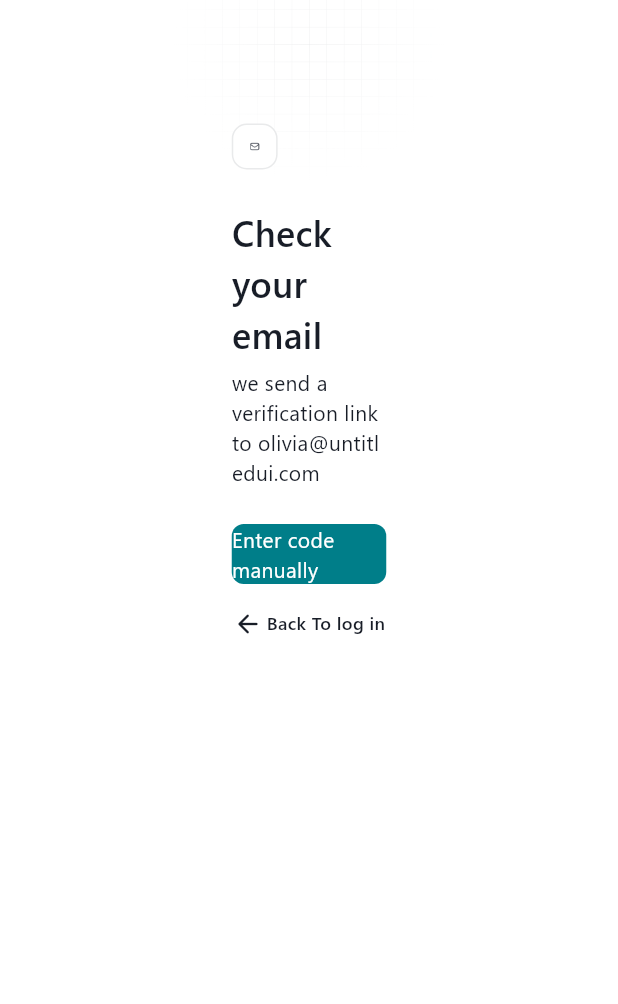
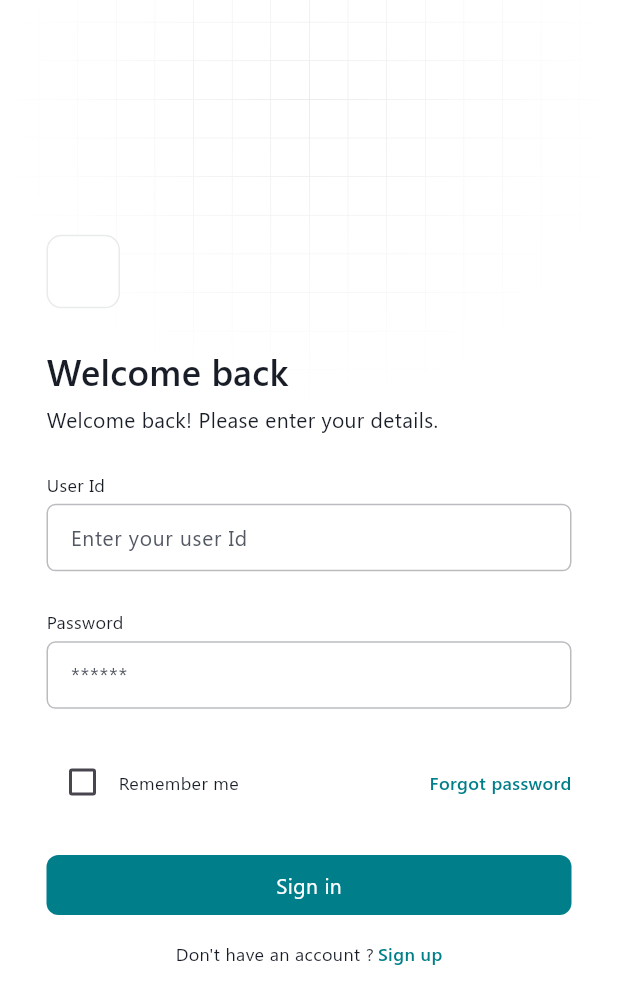
Before and after one commit to rakesh0519/flutter-webapp-002, a Flutter app: the screen it shows after launch, on a phone screen of 412 x 824 dp. Shown: the top 1004 px of the screen. Run offline on Flutter 3.47's test engine with Material 3 defaults, Android fonts, the light colour scheme and no system bars; our stand-ins replace flutter_spinkit, fluttertoast, pinput, sizer.

Commit message:
Auth Done

```diff
--- /dev/null
+++ b/lib/Ui/00_Auth/login_screen.dart
@@ -0,0 +1,274 @@
+import 'package:flutter/material.dart';
+import 'package:sizer/sizer.dart';
+
+import '../../Values/AppColors.dart';
+import '../../Values/Constants.dart';
+
+class LoginScreen extends StatefulWidget {
+  const LoginScreen({super.key});
+
+  @override
+  State<LoginScreen> createState() => _LoginScreenState();
+}
+
+class _LoginScreenState extends State<LoginScreen> {
+
+  TextEditingController userIdController = TextEditingController();
+  TextEditingController passwordController = TextEditingController();
+
+  bool isRememberMe = false;
+
+  @override
+  Widget build(BuildContext context) {
+    return Scaffold(
+      backgroundColor: Colors.white,
+      body: Row(
+        children: [
+
+          Expanded(
+            flex: 1,
+            child: Stack(
+              children: [
+
+                SizedBox(
+                    width: 680,
+                    child: Image.asset("Assets/images/bg_design.png")),
+
+                Center(
+                  child: SizedBox(
+                    width: 350,
+                    child: Column(
+                      crossAxisAlignment: CrossAxisAlignment.start,
+                      children: [
+
+                        SizedBox(height: 19.h),
+
+                        Container(
+                            decoration: BoxDecoration(
+                                borderRadius: BorderRadius.circular(10),
+                                color: AppColors.white_00,
+                                border: Border.all(color: AppColors.borderColor)
+                            ),
+                            padding: EdgeInsets.all(11),
+                            child: SizedBox(width: 25,height: 25)
+                        ),
+
+                        SizedBox(height: 3.h),
+
+                        Text(
+                          "Welcome back",
+                          style: textStyle.SegoeUISemiBold.copyWith(
+                              fontSize: 24.px,
+                              color: AppColors.fontBlack
+                          ),
+                        ),
+
+                        SizedBox(height: 0.6.h),
+
+                        Text(
+                          "Welcome back! Please enter your details.",
+                          style: textStyle.SegoeUI.copyWith(
+                              fontSize: 14.px,
+                              color: AppColors.fontBlack
+                          ),
+                        ),
+
+                        SizedBox(height: 3.h),
+
+                        Text(
+                          "User Id",
+                          style: textStyle.SegoeUI.copyWith(
+                              fontSize: 12.px,
+                              color: AppColors.fontBlack
+                          ),
+                        ),
+
+                        SizedBox(height: 0.6.h),
+
+                        TextFormField(
+                            controller: userIdController,
+                            style: textStyle.SegoeUI.copyWith(
+                                color: AppColors.fontBlack,
+                                fontSize: 14.px
+                            ),
+                            cursorHeight: 15,
+                            decoration: InputDecoration(
+                              isDense: true,
+                              fillColor: AppColors.white_00,
+                              filled: true,
+                              hintText: "Enter your user Id",
+                              hintStyle: textStyle.SegoeUI.copyWith(
+                                  color: AppColors.fontGrey,
+                                  fontSize: 14.px
+                              ),
+                              enabledBorder: OutlineInputBorder(
+                                  borderSide: BorderSide(
+                                      color: AppColors.fontGrey.withOpacity(.4)),
+                                  borderRadius: BorderRadius.circular(6)),
+                              focusedBorder: OutlineInputBorder(
+                                  borderSide: BorderSide(
+                                      color: AppColors.fontGrey.withOpacity(.4)),
+                                  borderRadius: BorderRadius.circular(6)),
+                              focusedErrorBorder: OutlineInputBorder(
+                                  borderSide: BorderSide(
+                                      color: AppColors.fontGrey.withOpacity(.4)),
+                                  borderRadius: BorderRadius.circular(6)),
+                              errorBorder: OutlineInputBorder(
+                                  borderSide: BorderSide(
+                                      color: AppColors.red_00.withOpacity(.4)),
+                                  borderRadius: BorderRadius.circular(6)),
+                            )
+                        ),
+
+                        SizedBox(height: 3.h),
+
+                        Text(
+                          "Password",
+                          style: textStyle.SegoeUI.copyWith(
+                              fontSize: 12.px,
+                              color: AppColors.fontBlack
+                          ),
+                        ),
+
+                        SizedBox(height: 0.6.h),
+
+                        TextFormField(
+                            controller: passwordController,
+                            obscureText: true,
+                            style: textStyle.SegoeUI.copyWith(
+                                color: AppColors.fontBlack,
+                                fontSize: 14.px
+                            ),
+                            cursorHeight: 15,
+                            decoration: InputDecoration(
+                              isDense: true,
+                              fillColor: AppColors.white_00,
+                              filled: true,
+                              hintText: "******",
+                              hintStyle: textStyle.SegoeUI.copyWith(
+                                  color: AppColors.fontGrey,
+                                  fontSize: 14.px
+                              ),
+                              enabledBorder: OutlineInputBorder(
+                                  borderSide: BorderSide(
+                                      color: AppColors.fontGrey.withOpacity(.4)),
+                                  borderRadius: BorderRadius.circular(6)),
+                              focusedBorder: OutlineInputBorder(
+                                  borderSide: BorderSide(
+                                      color: AppColors.fontGrey.withOpacity(.4)),
+                                  borderRadius: BorderRadius.circular(6)),
+                              focusedErrorBorder: OutlineInputBorder(
+                                  borderSide: BorderSide(
+                                      color: AppColors.fontGrey.withOpacity(.4)),
+                                  borderRadius: BorderRadius.circular(6)),
+                              errorBorder: OutlineInputBorder(
+                                  borderSide: BorderSide(
+                                      color: AppColors.red_00.withOpacity(.4)),
+                                  borderRadius: BorderRadius.circular(6)),
+                            )
+                        ),
+
+                        SizedBox(height: 3.h),
+
+                        Row(
+                          children: [
+
+                            Checkbox(
+                                value: isRememberMe,
+                                activeColor: AppColors.mainGreen,
+                                onChanged: (value){
+                                  setState(() {
+                                    isRememberMe = !isRememberMe;
+                                  });
+                                }),
+
+                            Text(
+                              "Remember me",
+                              style: textStyle.SegoeUI.copyWith(
+                                  fontSize: 12.px,
+                                  color: AppColors.fontBlack
+                              ),
+                            ),
+
+                            Expanded(child: SizedBox()),
+
+                            Text(
+                              "Forgot password",
+                              style: textStyle.SegoeUISemiBold.copyWith(
+                                  fontSize: 12.px,
+                                  color: AppColors.mainGreen
+                              ),
+                            ),
+                          ],
+                        ),
+
+                        SizedBox(height: 3.h),
+
+                        Container(
+                          width: MediaQuery.of(context).size.width,
+                          height: 40,
+                          decoration: BoxDecoration(
+                              borderRadius: BorderRadius.circular(8),
+                              color: AppColors.mainGreen
+                          ),
+                          child: Center(
+                            child: Text(
+                              "Sign in",
+                              style: textStyle.SegoeUI.copyWith(
+                                  fontSize: 14.px,
+                                  color: AppColors.white_00
+                              ),
+                            ),
+                          ),
+                        ),
+
+                        SizedBox(height: 2.h),
+
+                        Row(
+                          crossAxisAlignment: CrossAxisAlignment.center,
+                          mainAxisAlignment: MainAxisAlignment.center,
+                          children: [
+                            Text(
+                              "Don't have an account ?",
+                              style: textStyle.SegoeUI.copyWith(
+                                  fontSize: 12.px,
+                                  color: AppColors.fontBlack
+                              ),
+                            ),
+
+                            SizedBox(width: 0.6.w),
+
+                            Text(
+                              "Sign up",
+                              style: textStyle.SegoeUISemiBold.copyWith(
+                                  fontSize: 12.px,
+                                  color: AppColors.mainGreen
+                              ),
+                            ),
+
+                          ],
+                        ),
+
+
+                      ],
+                    ),
+                  ),
+                )
+
+              ],
+            ),
+          ),
+
+          Expanded(
+              flex: MediaQuery.of(context).size.width < 800 ? 0 : 1,
+              child: Container(
+                  color: AppColors.white_30,
+                  height: MediaQuery.of(context).size.height,
+                  child: SizedBox())
+          )
+
+        ],
+      ),
+    );
+  }
+}
--- a/lib/main.dart
+++ b/lib/main.dart
@@ -4,6 +4,7 @@ import 'package:fujitsuweb/Routes/routes_generator.dart';
 import 'package:sizer/sizer.dart';
 
 import 'Ui/00_Auth/check_email.dart';
+import 'Ui/00_Auth/login_screen.dart';
 import 'Ui/00_Auth/register_screen.dart';
 
 void main() {
@@ -26,7 +27,7 @@ class MyApp extends StatelessWidget {
             colorScheme: ColorScheme.fromSeed(seedColor: Colors.deepPurple),
             useMaterial3: true,
           ),
-          home: CheckEmail(),
+          home: LoginScreen(),
           // initialRoute: '/',
           // onGenerateRoute: RouterGenerator.generateRoute,
         );
```
Also changed, not shown: lib/Ui/00_Auth/check_email.dart (+129 -4 lines), Assets/icons/ic_check.png (added).
